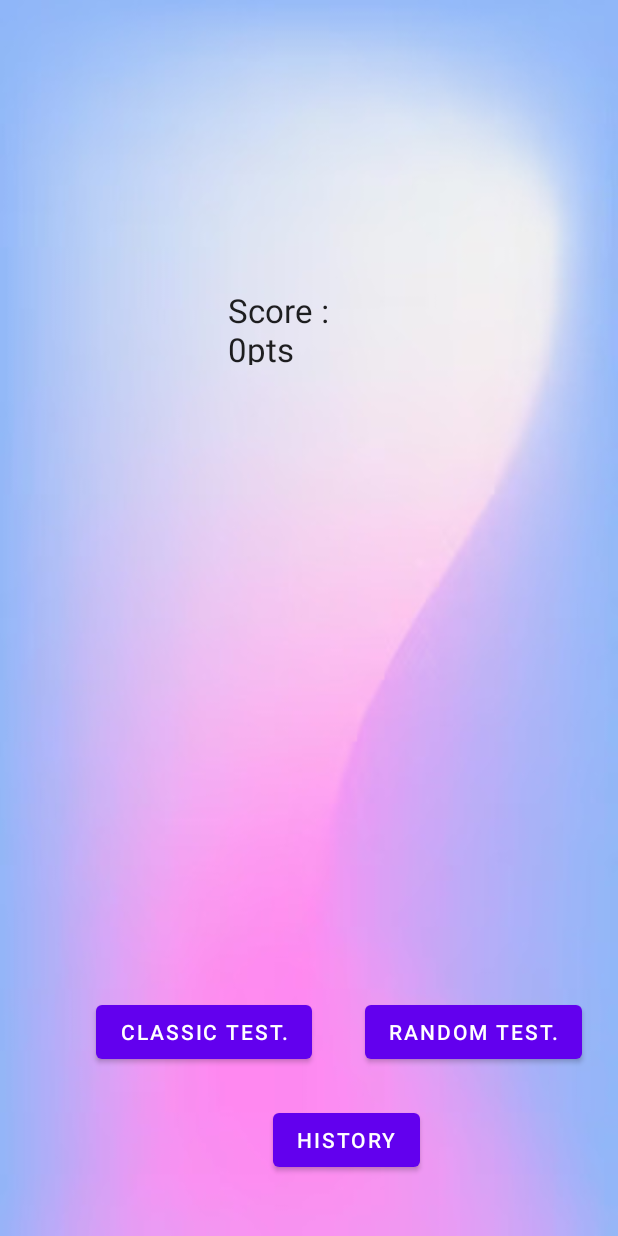
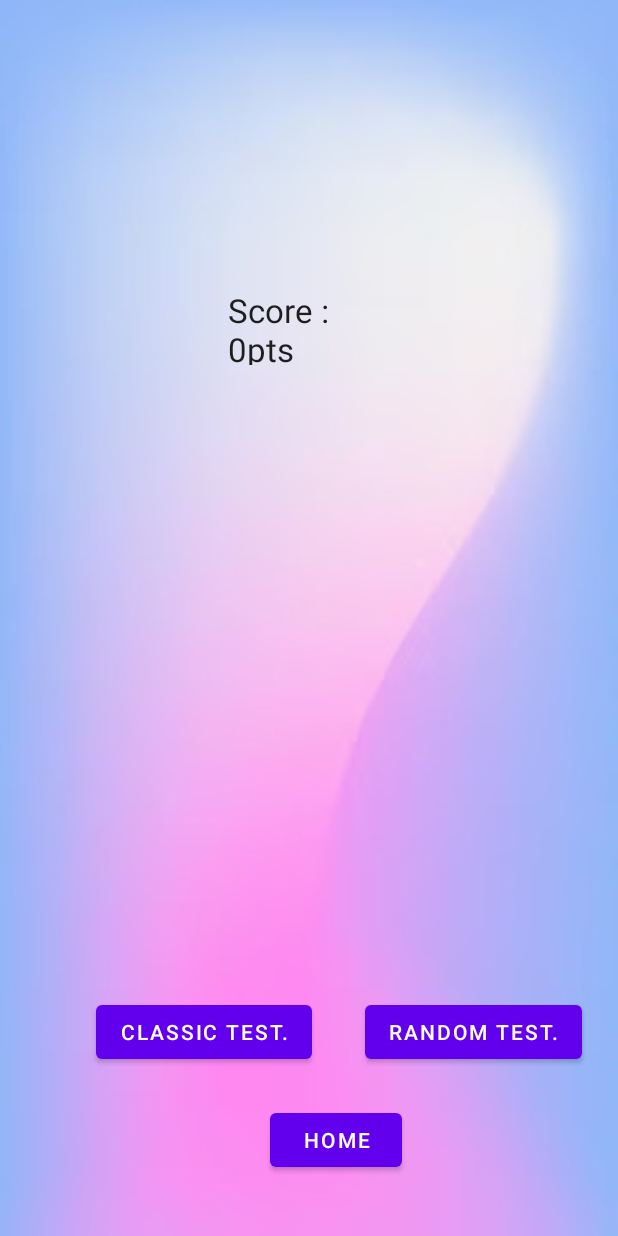
Before and after one commit to MassiGy/teachme.io, an Android app: the screen it shows after launch (available_tests_view), after a tap on "SUBMIT ->", on a phone screen of 412 x 824 dp. Run offline under Robolectric (Android 15) with nearby library versions, the phone set to English and light mode, and no system bars; 2 other taps on this screen came first.

Commit message:
+dev-massigy: fixed performence issues on reset buttons and made text black for better contrast

```diff
--- a/src/app/src/main/java/com/example/teachmeio/available_tests_view.java
+++ b/src/app/src/main/java/com/example/teachmeio/available_tests_view.java
@@ -11,7 +11,7 @@ import android.widget.TextView;
 import java.util.ArrayList;
 
 public class available_tests_view extends AppCompatActivity {
-    Button to_classic_test_btn, to_random_test_btn, to_history_btn;
+    Button to_classic_test_btn, to_random_test_btn, to_home_btn;
     TextView score_field;
 
     @Override
@@ -24,7 +24,7 @@ public class available_tests_view extends AppCompatActivity {
 
         to_classic_test_btn = findViewById(R.id.to_classic_test_btn);
         to_random_test_btn = findViewById(R.id.to_random_test_btn);
-        to_history_btn = findViewById(R.id.to_history_btn);
+        to_home_btn = findViewById(R.id.to_home_btn);
         score_field = findViewById(R.id.score_text_field);
 
         // if the list is empty go back to selection.
@@ -49,11 +49,11 @@ public class available_tests_view extends AppCompatActivity {
                 startActivity(exports);
             }
         });
-        to_history_btn.setOnClickListener(new View.OnClickListener() {
+        to_home_btn.setOnClickListener(new View.OnClickListener() {
             @Override
             public void onClick(View v) {
                 // code to be executed when button is clicked
-                startActivity(new Intent(available_tests_view.this, available_tests_view.class));
+                startActivity(new Intent(available_tests_view.this, available_verbs_view.class));
             }
         });
     }
--- a/src/app/src/main/java/com/example/teachmeio/available_verbs_view.java
+++ b/src/app/src/main/java/com/example/teachmeio/available_verbs_view.java
@@ -155,6 +155,8 @@ public class available_verbs_view extends AppCompatActivity {
                     // Update the switch state in the array
                     dbh.updateSelected(FINAL_I+1, isChecked);
 
+                    System.out.println("on change triggered");
+
                     if(isChecked == true) {
                         selected_verbs_ids.add(FINAL_I);
                     }else{
@@ -167,45 +169,55 @@ public class available_verbs_view extends AppCompatActivity {
 
 
     public void reset_fails(View v){
-        // store the selected :
-        boolean[] selected = new boolean[NB_VERBS];
-        for(int i = 0 ; i < NB_VERBS ; ++i)
-            selected[i] = dbh.getVerb(i+1).selected;
-        // drop database if exists :
-        dbh.deleteDatabase(this);
 
-        // load verbs respecting the selection field values.
-        load_all_verbs_to_db(selected, null);
+        dbh.reset_fails();
 
-        updateSwitchs();
+        Switch switchView;
+        for(int i = 0 ; i < NB_VERBS ; ++i){
+            switchView = findViewById(getResources().getIdentifier("switch" + i, "id", getPackageName()));
+
+            String oldText = switchView.getText().toString();
+
+            if(!oldText.endsWith("0")){
+                // newText = oldText with a zero instead of the number at the end.
+                String newText = oldText.substring(0, oldText.lastIndexOf(" ")) + " 0 ";
+                switchView.setText(newText);
+            }
+        }
     }
 
     public void reset_selection(View v){
-        // store the nb_fails :
-        int[] nb_fails = new int[NB_VERBS];
-        for(int i = 0 ; i < NB_VERBS ; ++i)
-            nb_fails[i] = dbh.getVerb(i+1).nb_fails;
-        // drop database if exists :
-        dbh.deleteDatabase(this);
+        /*
+        To reset the selections, only change the switch state to false,
+        then the switchOnChangeListener will be triggered to modify it
+        in the database.
 
-        // load verbs respecting the fails values.
-        load_all_verbs_to_db(null, nb_fails);
+         */
+        Switch switchView;
+        for(int i = 0 ; i < NB_VERBS ; ++i){
+            switchView = findViewById(getResources().getIdentifier("switch" + i, "id", getPackageName()));
+            switchView.setChecked(false);
+        }
 
-        updateSwitchs();
     }
 
 
+
+
     public void updateSwitchs(){
+
         Switch switchView;
         for(int i = 0 ; i < NB_VERBS ; ++i){
             switchView = findViewById(getResources().getIdentifier("switch" + i, "id", getPackageName()));
             SpannableStringBuilder builder = new SpannableStringBuilder();
             Verbs actual = dbh.getVerb(i+1); // indexes of id in db starts from 1
+
             if(actual == null){
                 System.out.println("error on verb i = " + String.valueOf(i+1));
                 // skip current loop iteration
                 continue;
             }
+
             String french = actual.french;
             String eng = actual.english;
             String pre = actual.preterit;
@@ -220,24 +232,25 @@ public class available_verbs_view extends AppCompatActivity {
 
             // ================ For each verb, change the color depending on the version
             SpannableString coloredPart = new SpannableString(french);
-            coloredPart.setSpan(new ForegroundColorSpan(Color.GRAY), 0, french.length(), Spannable.SPAN_EXCLUSIVE_EXCLUSIVE);
-            builder.append(coloredPart).append(" ");
+            coloredPart.setSpan(new ForegroundColorSpan(Color.BLACK), 0, french.length(), Spannable.SPAN_EXCLUSIVE_EXCLUSIVE);
+            builder.append(coloredPart).append(" - ");
 
             coloredPart = new SpannableString(eng);
-            coloredPart.setSpan(new ForegroundColorSpan(Color.BLUE), 0, eng.length(), Spannable.SPAN_EXCLUSIVE_EXCLUSIVE);
-            builder.append(coloredPart).append(" ");
+            coloredPart.setSpan(new ForegroundColorSpan(Color.BLACK), 0, eng.length(), Spannable.SPAN_EXCLUSIVE_EXCLUSIVE);
+            builder.append(coloredPart).append(" - ");
 
             coloredPart = new SpannableString(pre);
-            coloredPart.setSpan(new ForegroundColorSpan(Color.CYAN), 0, pre.length(), Spannable.SPAN_EXCLUSIVE_EXCLUSIVE);
-            builder.append(coloredPart).append(" ");
+            coloredPart.setSpan(new ForegroundColorSpan(Color.BLACK), 0, pre.length(), Spannable.SPAN_EXCLUSIVE_EXCLUSIVE);
+            builder.append(coloredPart).append(" - ");
 
             coloredPart = new SpannableString(pp);
-            coloredPart.setSpan(new ForegroundColorSpan(Color.RED), 0, pp.length(), Spannable.SPAN_EXCLUSIVE_EXCLUSIVE);
-            builder.append(coloredPart).append(" ");
+            coloredPart.setSpan(new ForegroundColorSpan(Color.BLACK), 0, pp.length(), Spannable.SPAN_EXCLUSIVE_EXCLUSIVE);
+            builder.append(coloredPart).append(" - ");
 
-            coloredPart = new SpannableString(fails);
-            coloredPart.setSpan(new ForegroundColorSpan(Color.GREEN), 0, fails.length(), Spannable.SPAN_EXCLUSIVE_EXCLUSIVE);
-            builder.append(coloredPart).append(" ");
+            String text ="\n\nfails count : " +fails;
+            coloredPart = new SpannableString(text);
+            coloredPart.setSpan(new ForegroundColorSpan(Color.BLACK), 0, text.length(), Spannable.SPAN_EXCLUSIVE_EXCLUSIVE);
+            builder.append(coloredPart);    // do no add a seperator here.
 
             switchView.setText(builder);
             // ============= set the text of the switch
--- a/src/app/src/main/java/com/example/teachmeio/classic_test_view.java
+++ b/src/app/src/main/java/com/example/teachmeio/classic_test_view.java
@@ -71,7 +71,11 @@ public class classic_test_view extends AppCompatActivity {
                 }
 
                 // shift the list to remove the head
+
+
                 selected_verbs_ids.remove(0);
+
+
 
                 Intent exports;
 
--- a/src/app/src/main/res/layout/activity_available_tests_view.xml
+++ b/src/app/src/main/res/layout/activity_available_tests_view.xml
@@ -4,6 +4,9 @@
     xmlns:tools="http://schemas.android.com/tools"
     android:layout_width="match_parent"
     android:layout_height="match_parent"
+    android:configChanges="orientation"
+    android:screenOrientation="portrait"
+    tools:ignore="LockedOrientationActivity"
     android:background="@drawable/teachme_io_bg"
     tools:context=".available_tests_view">
 
@@ -28,12 +31,12 @@
         app:layout_constraintEnd_toEndOf="parent" />
 
     <Button
-        android:id="@+id/to_history_btn"
+        android:id="@+id/to_home_btn"
         android:layout_width="wrap_content"
         android:layout_height="wrap_content"
-        android:layout_marginEnd="132dp"
+        android:layout_marginEnd="144dp"
         android:layout_marginBottom="40dp"
-        android:text="History"
+        android:text="Home"
         app:layout_constraintBottom_toBottomOf="parent"
         app:layout_constraintEnd_toEndOf="parent" />
 
--- a/src/app/src/main/res/layout/activity_classic_test_view.xml
+++ b/src/app/src/main/res/layout/activity_classic_test_view.xml
@@ -4,6 +4,9 @@
     xmlns:tools="http://schemas.android.com/tools"
     android:layout_width="match_parent"
     android:layout_height="match_parent"
+    android:configChanges="orientation"
+    android:screenOrientation="portrait"
+    tools:ignore="LockedOrientationActivity"
     android:background="@drawable/teachme_io_bg"
     tools:context=".classic_test_view">
 
--- a/src/app/src/main/res/layout/activity_random_test_view.xml
+++ b/src/app/src/main/res/layout/activity_random_test_view.xml
@@ -4,6 +4,9 @@
     xmlns:tools="http://schemas.android.com/tools"
     android:layout_width="match_parent"
     android:layout_height="match_parent"
+    android:configChanges="orientation"
+    android:screenOrientation="portrait"
+    tools:ignore="LockedOrientationActivity"
     android:background="@drawable/teachme_io_bg"
     tools:context=".random_test_view">
 
--- a/src/app/src/main/res/layout/available_verbs_view.xml
+++ b/src/app/src/main/res/layout/available_verbs_view.xml
@@ -4,6 +4,9 @@
     xmlns:tools="http://schemas.android.com/tools"
     android:layout_width="match_parent"
     android:layout_height="match_parent"
+    android:configChanges="orientation"
+    android:screenOrientation="portrait"
+    tools:ignore="LockedOrientationActivity"
     android:background="@drawable/teachme_io_bg"
     android:orientation="vertical"
     tools:context=".available_verbs_view">
```
Also changed, not shown: src/app/src/main/java/com/example/teachmeio/DBHelper.java (+16 -0 lines).
